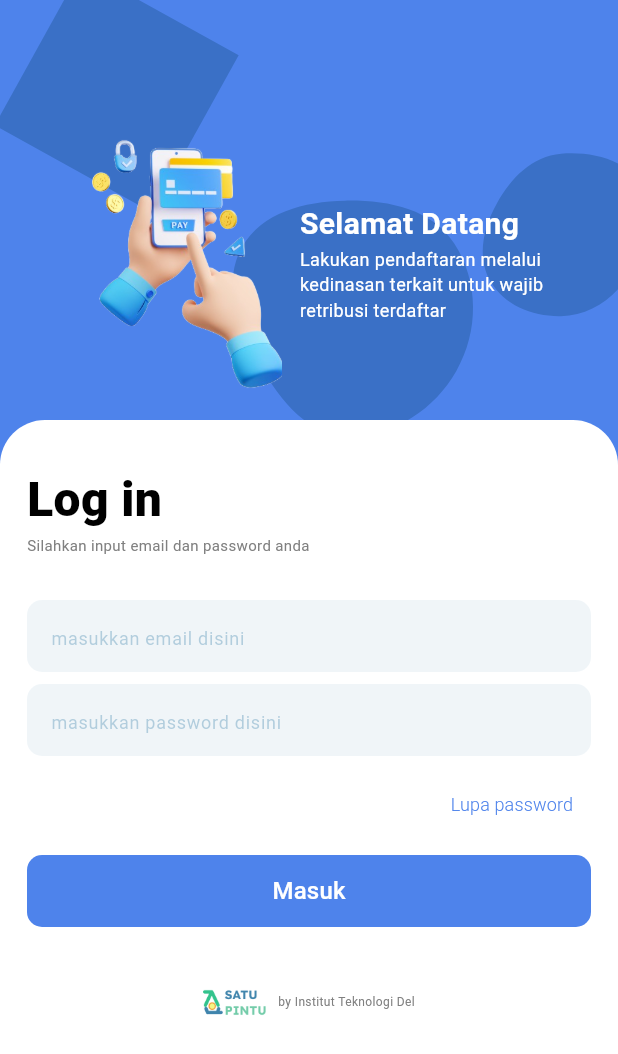
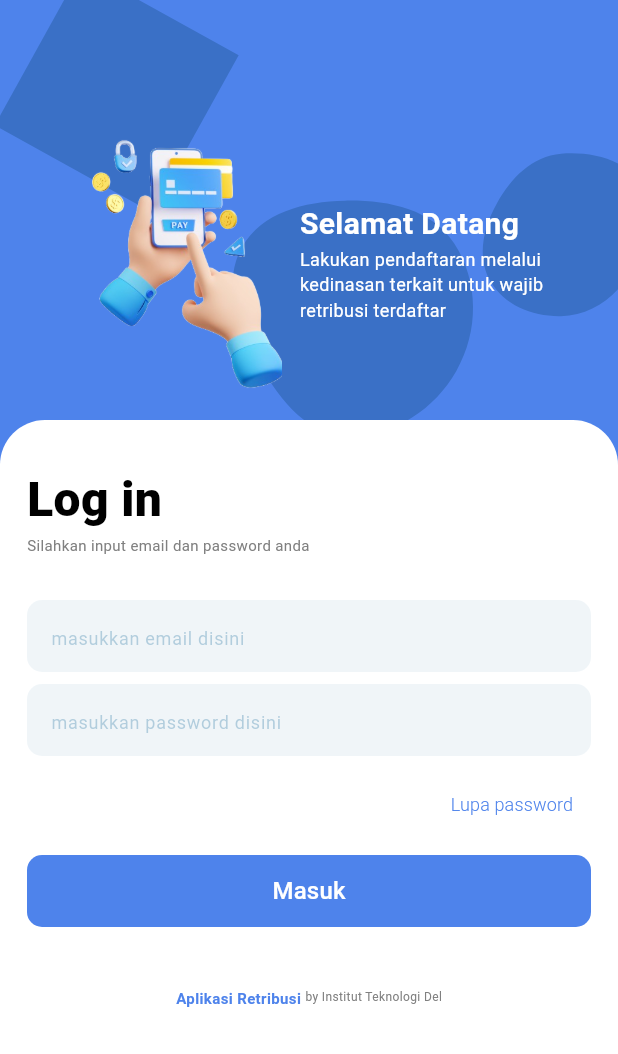
Before and after one commit to eretribusi-satupintu/msatupintu, a Flutter app: the screen it shows after launch, on a phone screen of 412 x 824 dp. Shown: the top 1054 px of the screen. Run offline on Flutter 3.47's test engine with Material 3 defaults, Android fonts, the phone set to English and light mode, and no system bars; our stand-ins replace bloc, curved_navigation_bar, dotted_line, equatable, firebase_auth, firebase_core and 15 more; missing offline and left inert: bluetooth_enable_fork, bluetooth_print, dart:ffi, qr_code_scanner, syncfusion_flutter_pdfviewer, ticket_widget; accounts and stored records are empty.

Commit message:
remove brands

```diff
--- a/lib/services/wajib_retribusi_services.dart
+++ b/lib/services/wajib_retribusi_services.dart
@@ -38,7 +38,7 @@ class WajibRetribusiService {
       final subWilayah =
           await SubWilayahService().getSubwilayahFromLocalStorage();
       final res = await http.get(
-          Uri.parse('$baseUrl//wajib-retribusi/wilayah/${subWilayah.id}'),
+          Uri.parse('$baseUrl/wajib-retribusi/wilayah/${subWilayah.id}'),
           headers: {
             'Content-Type': 'application/json',
             'Authorization': token
--- a/lib/shared/values.dart
+++ b/lib/shared/values.dart
@@ -1,3 +1,5 @@
-// String baseUrl = "https://msatupintu-server.vercel.app/api";
-String baseUrl = "http://localhost:3000/api";
+String localBaseUrl = "http://localhost:3000/api";
+
+String baseUrl = "https://msatupintu-server-theta.vercel.app/api";
+String publicUrl = "http://localhost:3000";
 String secretKey = "s@tuP1ntu\$5ecr3tK3y";
--- a/lib/ui/pages/login_page.dart
+++ b/lib/ui/pages/login_page.dart
@@ -72,7 +72,7 @@ class _LoginPageState extends State<LoginPage> {
                     height: 10,
                   ),
                   Text(
-                    'Memasuki SatuPintu',
+                    'Memasuki Aplikasi',
                     style: darkRdBrownTextStyle,
                   )
                 ],
@@ -236,9 +236,14 @@ class _LoginPageState extends State<LoginPage> {
                               Row(
                                 mainAxisAlignment: MainAxisAlignment.center,
                                 children: [
-                                  Image.asset(
-                                    'assets/img_logo.png',
-                                    width: 50,
+                                  // Image.asset(
+                                  //   'assets/img_logo.png',
+                                  //   width: 50,
+                                  // ),
+                                  Text(
+                                    "Aplikasi Retribusi ",
+                                    style: mainRdTextStyle.copyWith(
+                                        fontSize: 10, fontWeight: bold),
                                   ),
                                   Text(
                                     'by Institut Teknologi Del',
--- a/lib/ui/pages/main_page.dart
+++ b/lib/ui/pages/main_page.dart
@@ -8,6 +8,7 @@ import 'package:loading_animation_widget/loading_animation_widget.dart';
 import 'package:satupintu_app/blocs/auth/auth_bloc.dart';
 import 'package:satupintu_app/blocs/user/user_bloc.dart';
 import 'package:satupintu_app/shared/theme.dart';
+import 'package:satupintu_app/shared/values.dart';
 import 'package:satupintu_app/ui/pages/home_page.dart';
 import 'package:satupintu_app/ui/pages/petugas/home_petugas_page.dart';
 import 'package:satupintu_app/ui/pages/pembayaran_page.dart';
@@ -470,7 +471,7 @@ class _MainPageState extends State<MainPage>
                       image: DecorationImage(
                           image: state.data.photoProfile != null
                               ? NetworkImage(
-                                  'http://localhost:3000/${state.data.photoProfile}',
+                                  '$publicUrl/${state.data.photoProfile}',
                                 )
                               : const AssetImage(
                                   'assets/img_user_guest.png',
--- a/lib/ui/pages/petugas/petugas_tagihan_list.dart
+++ b/lib/ui/pages/petugas/petugas_tagihan_list.dart
@@ -83,7 +83,10 @@ class WajibRetribusiTagihanListPage extends StatelessWidget {
 
                             if (state is WajibRetribusiFailed) {
                               return Center(
-                                child: Text(state.e),
+                                child: Text(
+                                  state.e,
+                                  style: TextStyle(fontSize: 8),
+                                ),
                               );
                             }
 
--- a/lib/ui/pages/petugas/setoran_detail_page.dart
+++ b/lib/ui/pages/petugas/setoran_detail_page.dart
@@ -6,6 +6,7 @@ import 'package:intl/intl.dart';
 import 'package:satupintu_app/model/setoran_model.dart';
 import 'package:satupintu_app/shared/method.dart';
 import 'package:satupintu_app/shared/theme.dart';
+import 'package:satupintu_app/shared/values.dart';
 import 'package:satupintu_app/ui/pages/petugas/setoran_edit_page.dart';
 
 class SetoranDetailPage extends StatelessWidget {
@@ -262,8 +263,7 @@ class SetoranDetailPage extends StatelessWidget {
                       borderRadius: BorderRadius.circular(8),
                       border: Border.all(width: 1, color: mainColor),
                     ),
-                    child: Image.network(
-                        'http://localhost:3000/${setoran.buktiSetoran!}'),
+                    child: Image.network('$publicUrl/${setoran.buktiSetoran!}'),
                   )
                 ],
               ),
--- a/lib/ui/pages/petugas/setoran_edit_page.dart
+++ b/lib/ui/pages/petugas/setoran_edit_page.dart
@@ -12,6 +12,7 @@ import 'package:satupintu_app/model/setoran_form_model.dart';
 import 'package:satupintu_app/model/setoran_model.dart';
 import 'package:satupintu_app/shared/method.dart';
 import 'package:satupintu_app/shared/theme.dart';
+import 'package:satupintu_app/shared/values.dart';
 import 'package:satupintu_app/ui/pages/petugas/setoran_list_page.dart';
 import 'package:satupintu_app/ui/pages/petugas/setoran_detail_page.dart';
 import 'package:satupintu_app/ui/widget/buttons.dart';
@@ -263,7 +264,7 @@ class _SetoranEditPageState extends State<SetoranEditPage> {
                                           alignment: Alignment.center,
                                           children: [
                                             Image.network(
-                                              'http://localhost:3000/${widget.setoran.buktiSetoran!}',
+                                              '$publicUrl/${widget.setoran.buktiSetoran!}',
                                               height: 450,
                                             ),
                                             Container(
--- a/lib/ui/pages/petugas/tagihan_manual_detail_page.dart
+++ b/lib/ui/pages/petugas/tagihan_manual_detail_page.dart
@@ -14,6 +14,7 @@ import 'package:satupintu_app/blocs/tagihan_manual/tagihan_manual_bloc.dart';
 import 'package:satupintu_app/model/tagihan_manual_model.dart';
 import 'package:satupintu_app/shared/method.dart';
 import 'package:satupintu_app/shared/theme.dart';
+import 'package:satupintu_app/shared/values.dart';
 import 'package:satupintu_app/ui/widget/buttons.dart';
 import 'package:satupintu_app/ui/widget/custom_snackbar.dart';
 import 'package:satupintu_app/ui/widget/laoding_info.dart';
@@ -896,7 +897,7 @@ class _TagihanManualDetailPageState extends State<TagihanManualDetailPage> {
               RoundedRectangleBorder(borderRadius: BorderRadius.circular(10)),
           content: SizedBox(
             child: Image.network(
-              "http://localhost:3000/$image",
+              "$publicUrl/$image",
             ),
           ),
         );
--- a/lib/ui/pages/qr_code_page.dart
+++ b/lib/ui/pages/qr_code_page.dart
@@ -3,6 +3,7 @@ import 'package:flutter_bloc/flutter_bloc.dart';
 import 'package:qr_flutter/qr_flutter.dart';
 import 'package:satupintu_app/blocs/user/user_bloc.dart';
 import 'package:satupintu_app/shared/theme.dart';
+import 'package:satupintu_app/shared/values.dart';
 import 'package:satupintu_app/ui/widget/failed_info.dart';
 import 'package:satupintu_app/ui/widget/laoding_info.dart';
 
@@ -48,7 +49,7 @@ class QrCodePage extends StatelessWidget {
                                   ? const AssetImage(
                                       'assets/img_user_guest.png')
                                   : NetworkImage(
-                                          'http://localhost:3000/${state.data.photoProfile}')
+                                          '$publicUrl/${state.data.photoProfile}')
                                       as ImageProvider,
                               fit: BoxFit.cover),
                         ),
--- a/lib/ui/pages/user_edit_profile_page.dart
+++ b/lib/ui/pages/user_edit_profile_page.dart
@@ -9,6 +9,7 @@ import 'package:loading_animation_widget/loading_animation_widget.dart';
 import 'package:satupintu_app/blocs/user/user_bloc.dart';
 import 'package:satupintu_app/model/user_update_form_model.dart';
 import 'package:satupintu_app/shared/theme.dart';
+import 'package:satupintu_app/shared/values.dart';
 import 'package:satupintu_app/ui/widget/buttons.dart';
 import 'package:satupintu_app/ui/widget/custom_snackbar.dart';
 import 'package:satupintu_app/ui/widget/inputs.dart';
@@ -171,7 +172,7 @@ class _UserEditProfilePageState extends State<UserEditProfilePage> {
                                                                 'assets/img_user_guest.png')
                                                             as ImageProvider
                                                         : NetworkImage(
-                                                            'http://localhost:3000/${state.data.photoProfile}')
+                                                            '$publicUrl/${state.data.photoProfile}')
                                                     : FileImage(
                                                             File(image!.path))
                                                         as ImageProvider,
--- a/lib/ui/pages/user_page.dart
+++ b/lib/ui/pages/user_page.dart
@@ -9,6 +9,7 @@ import 'package:satupintu_app/blocs/doku_payment/doku_payment_bloc.dart';
 import 'package:satupintu_app/blocs/user/user_bloc.dart';
 import 'package:satupintu_app/shared/method.dart';
 import 'package:satupintu_app/shared/theme.dart';
+import 'package:satupintu_app/shared/values.dart';
 import 'package:satupintu_app/ui/pages/doku_payment_va_page.dart';
 import 'package:satupintu_app/ui/pages/update_password_page.dart';
 import 'package:satupintu_app/ui/pages/user_edit_profile_page.dart';
@@ -91,7 +92,7 @@ class UserPage extends StatelessWidget {
                                 image: DecorationImage(
                                     image: state.data.photoProfile != null
                                         ? NetworkImage(
-                                            'http://localhost:3000/${state.data.photoProfile}')
+                                            '$publicUrl/${state.data.photoProfile}')
                                         : const AssetImage(
                                                 'assets/img_user_guest.png')
                                             as ImageProvider,
```
Also changed, not shown: lib/ui/pages/petugas/petugas_qr_code_scanner.dart (+6 -4 lines), lib/ui/pages/splash_page.dart (+12 -6 lines).
